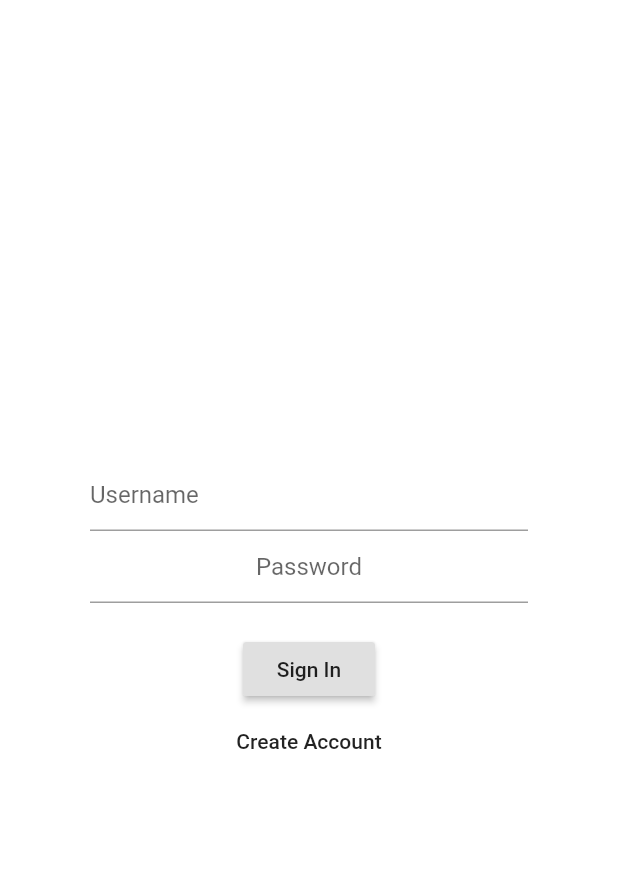
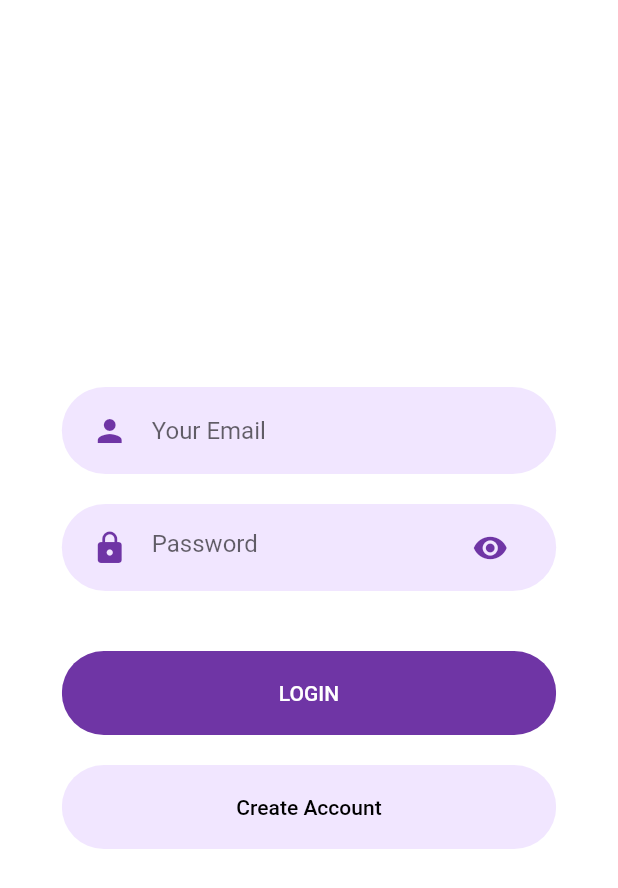
Before and after one commit to renankanu/app_todo, a Flutter app: the screen it shows after launch, on a phone screen of 412 x 824 dp. Shown: the top 888 px of the screen. Run offline on Flutter 3.47's test engine with Material 2 defaults, Android fonts, the phone set to English and light mode, and no system bars; our stand-ins replace cloud_firestore, firebase_auth, firebase_core; accounts and stored records are empty.

Commit message:
Refactor - login screen

```diff
--- a/lib/screens/login/login_screen.dart
+++ b/lib/screens/login/login_screen.dart
@@ -1,7 +1,12 @@
 import 'package:app_todo/services/auth.dart';
+import 'package:app_todo/widgets/rounded_button.dart';
+import 'package:app_todo/widgets/rounded_input_field.dart';
+import 'package:app_todo/widgets/rounded_password_field.dart';
 import 'package:cloud_firestore/cloud_firestore.dart';
 import 'package:firebase_auth/firebase_auth.dart';
 import 'package:flutter/material.dart';
+
+import '../../constants.dart';
 
 class LoginScreen extends StatefulWidget {
   final FirebaseAuth auth;
@@ -22,25 +27,25 @@ class _LoginScreenState extends State<LoginScreen> {
     return Scaffold(
       body: Center(
         child: Padding(
-          padding: const EdgeInsets.all(60.0),
+          padding: const EdgeInsets.all(0.0),
           child: Builder(builder: (BuildContext context) {
             return Column(
               mainAxisAlignment: MainAxisAlignment.center,
               children: [
-                TextFormField(
-                  decoration: const InputDecoration(hintText: "Username"),
+                RoundedInputField(
+                  hintText: "Your Email",
                   controller: _emailController,
+                  keyboardType: TextInputType.emailAddress,
                 ),
-                TextFormField(
-                  textAlign: TextAlign.center,
-                  decoration: const InputDecoration(hintText: "Password"),
+                RoundedPasswordField(
                   controller: _passwordController,
                 ),
                 const SizedBox(
                   height: 20,
                 ),
-                RaisedButton(
-                  onPressed: () async {
+                RoundedButton(
+                  text: "LOGIN",
+                  press: () async {
                     final String returnValue =
                         await Auth(auth: widget.auth).signIn(
                       email: _emailController.text,
@@ -57,10 +62,12 @@ class _LoginScreenState extends State<LoginScreen> {
                       );
                     }
                   },
-                  child: const Text("Sign In"),
                 ),
-                FlatButton(
-                  onPressed: () async {
+                RoundedButton(
+                  text: "Create Account",
+                  color: kPrimaryLightColor,
+                  textColor: Colors.black,
+                  press: () async {
                     final String returnValue =
                         await Auth(auth: widget.auth).createAccount(
                       email: _emailController.text,
@@ -77,7 +84,6 @@ class _LoginScreenState extends State<LoginScreen> {
                       );
                     }
                   },
-                  child: const Text("Create Account"),
                 )
               ],
             );
--- /dev/null
+++ b/lib/widgets/rounded_input_field.dart
@@ -0,0 +1,36 @@
+import 'package:app_todo/widgets/text_field_container.dart';
+import 'package:flutter/material.dart';
+
+import '../constants.dart';
+
+class RoundedInputField extends StatelessWidget {
+  final String hintText;
+  final TextInputType keyboardType;
+  final IconData icon;
+  final TextEditingController controller;
+  const RoundedInputField({
+    Key key,
+    this.hintText,
+    this.icon = Icons.person,
+    this.controller,
+    this.keyboardType,
+  }) : super(key: key);
+
+  @override
+  Widget build(BuildContext context) {
+    return TextFieldContainer(
+      child: TextFormField(
+        controller: controller,
+        keyboardType: keyboardType,
+        decoration: InputDecoration(
+          icon: Icon(
+            icon,
+            color: kPrimaryColor,
+          ),
+          hintText: hintText,
+          border: InputBorder.none,
+        ),
+      ),
+    );
+  }
+}
--- /dev/null
+++ b/lib/widgets/rounded_password_field.dart
@@ -0,0 +1,34 @@
+import 'package:app_todo/widgets/text_field_container.dart';
+import 'package:flutter/material.dart';
+
+import '../constants.dart';
+
+class RoundedPasswordField extends StatelessWidget {
+  final TextEditingController controller;
+  const RoundedPasswordField({
+    Key key,
+    this.controller,
+  }) : super(key: key);
+
+  @override
+  Widget build(BuildContext context) {
+    return TextFieldContainer(
+      child: TextFormField(
+        obscureText: true,
+        controller: controller,
+        decoration: const InputDecoration(
+          hintText: "Password",
+          icon: Icon(
+            Icons.lock,
+            color: kPrimaryColor,
+          ),
+          suffixIcon: Icon(
+            Icons.visibility,
+            color: kPrimaryColor,
+          ),
+          border: InputBorder.none,
+        ),
+      ),
+    );
+  }
+}
--- /dev/null
+++ b/lib/widgets/text_field_container.dart
@@ -0,0 +1,26 @@
+import 'package:flutter/material.dart';
+
+import '../constants.dart';
+
+class TextFieldContainer extends StatelessWidget {
+  final Widget child;
+  const TextFieldContainer({
+    Key key,
+    this.child,
+  }) : super(key: key);
+
+  @override
+  Widget build(BuildContext context) {
+    final Size size = MediaQuery.of(context).size;
+    return Container(
+      margin: const EdgeInsets.symmetric(vertical: 10),
+      padding: const EdgeInsets.symmetric(horizontal: 20, vertical: 5),
+      width: size.width * 0.8,
+      decoration: BoxDecoration(
+        color: kPrimaryLightColor,
+        borderRadius: BorderRadius.circular(29),
+      ),
+      child: child,
+    );
+  }
+}
```
